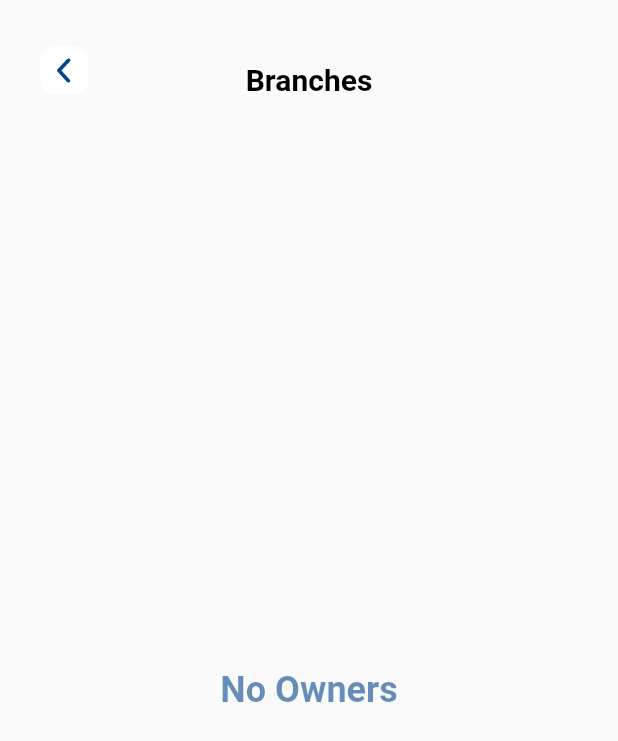
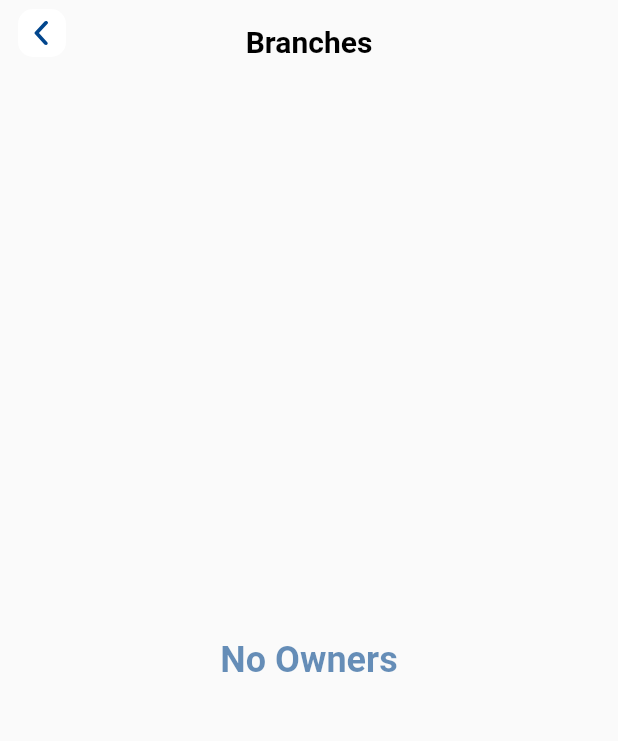
Before and after one commit to Syed-dev209/racing_eye, a Flutter app: the OwnerList screen opened directly, on a phone screen of 412 x 824 dp. Shown: the top 741 px of the screen. Run offline on Flutter 3.47's test engine with Material 2 defaults, Android fonts, the phone set to English and light mode, and no system bars; drawn by our look-alikes of overlay_support; our stand-ins replace auto_size_text, blur, bubble_tab_indicator, chewie, connectivity_plus, dio and 8 more; missing offline and left inert: flutter_custom_tab_bar; accounts and stored records are empty; network calls fail.

Commit message:
UI improvements

```diff
--- a/lib/Screens/Components/customWhiteAppBar.dart
+++ b/lib/Screens/Components/customWhiteAppBar.dart
@@ -1,7 +1,7 @@
 import 'package:flutter/material.dart';
 import 'package:flutter_svg/flutter_svg.dart';
 
-class CustomWhiteAppBar extends StatelessWidget {
+class CustomWhiteAppBar extends StatelessWidget implements PreferredSizeWidget {
   final String headerText;
   bool? showTrailing;
 
@@ -12,13 +12,15 @@ class CustomWhiteAppBar extends StatelessWidget {
     return AppBar(
       elevation: 0,
       backgroundColor: Colors.transparent,
-      leading: GestureDetector(
-          onTap: () async {
-            bool check = await Navigator.maybePop(context);
+      leading: Navigator.canPop(context)
+          ? GestureDetector(
+              onTap: () async {
+                bool check = await Navigator.maybePop(context);
 
-            // Navigator.of(context, rootNavigator: true).pop();
-          },
-          child: SvgPicture.asset('images/SVGS/backButton.svg')),
+                // Navigator.of(context, rootNavigator: true).pop();
+              },
+              child: SvgPicture.asset('images/SVGS/backButton.svg'))
+          : null,
       title: Text(
         headerText,
         style: TextStyle(
@@ -33,9 +35,16 @@ class CustomWhiteAppBar extends StatelessWidget {
                 cacheHeight: 20,
                 cacheWidth: 20,
               ),
-              SvgPicture.asset('images/SVGS/searchIcon.svg')
+              SvgPicture.asset('images/SVGS/searchIcon.svg'),
+              const SizedBox(
+                width: 12,
+              )
             ]
           : [],
     );
   }
+
+  @override
+  // TODO: implement preferredSize
+  Size get preferredSize => Size.fromHeight(kToolbarHeight);
 }
--- a/lib/Screens/dashboardBase.dart
+++ b/lib/Screens/dashboardBase.dart
@@ -88,7 +88,7 @@ class _DashboardBaseState extends State<DashboardBase> {
                 pageSelector = DashboardScreen();
               } else if (index == 1) {
                 pageSelector = GlobalSearchScreen();
-              } else if(index==2){
+              } else if (index == 2) {
                 pageSelector = HorseRaceScreen();
               }
               // else{
--- a/lib/Screens/ownerList.dart
+++ b/lib/Screens/ownerList.dart
@@ -25,24 +25,22 @@ class _OwnerListState extends State<OwnerList> {
   Widget build(BuildContext context) {
     return SafeArea(
       child: Scaffold(
+        appBar: CustomWhiteAppBar(
+          headerText: 'Branches',
+          showTrailing: false,
+        ),
         body: SafeArea(
           child: Container(
-            height: MediaQuery.of(context).size.height * 0.964,
+            height: MediaQuery.of(context).size.height,
             width: MediaQuery.of(context).size.width,
-            padding: EdgeInsets.only(left: 15.0, right: 15.0, top: 25.0),
             child: Column(
               children: [
-                CustomWhiteAppBar(
-                  headerText: 'Branches',
-                  showTrailing: false,
-                ),
-                SizedBox(
-                  height: 45.0,
-                ),
                 Expanded(child:
                     Consumer<OwnerDataProvider>(builder: (context, data, _) {
                   return data.ownerList.isNotEmpty
                       ? ListView.builder(
+                          padding: const EdgeInsets.symmetric(
+                              horizontal: 16, vertical: 8),
                           itemCount: data.ownerList.length,
                           itemBuilder: (context, index) {
                             return Padding(
```
Also changed, not shown: lib/Controller/allHorsesController.dart (+19 -15 lines), lib/Controller/notificationController.dart (+3 -6 lines), lib/Screens/Components/raceCard.dart (+11 -2 lines), lib/Screens/aboutUsScreen.dart (+4 -10 lines), lib/Screens/dashboardScreen.dart (+9 -21 lines), lib/Screens/globalSearchScreen.dart (+8 -5 lines), lib/Screens/horseDetails.dart (+55 -42 lines), lib/Screens/horseRacesScreen.dart (+4 -11 lines), lib/Screens/horsesList.dart (+18 -21 lines), lib/Screens/ownerDetails.dart (+3 -6 lines), lib/Screens/raceDetailsScreen.dart (+5 -16 lines), lib/Screens/race_runner_details.dart (+9 -15 lines), lib/Screens/searchScreen.dart (+30 -25 lines), lib/Screens/videosScreen.dart (+3 -7 lines), 1 more files, 3 other files.
